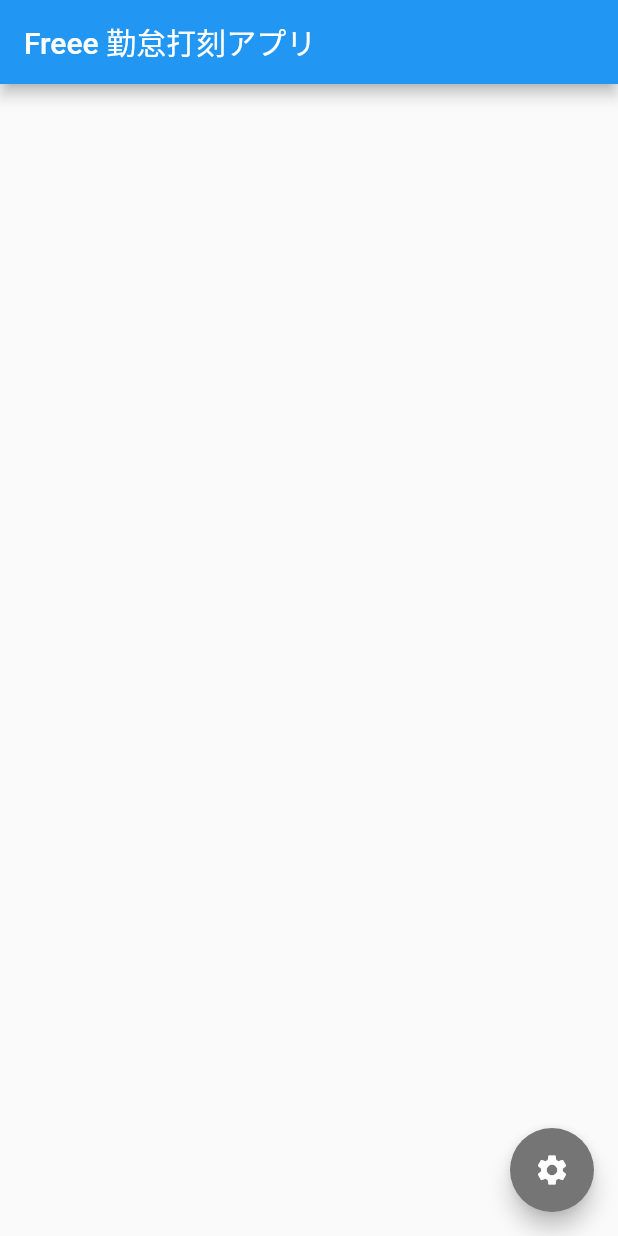
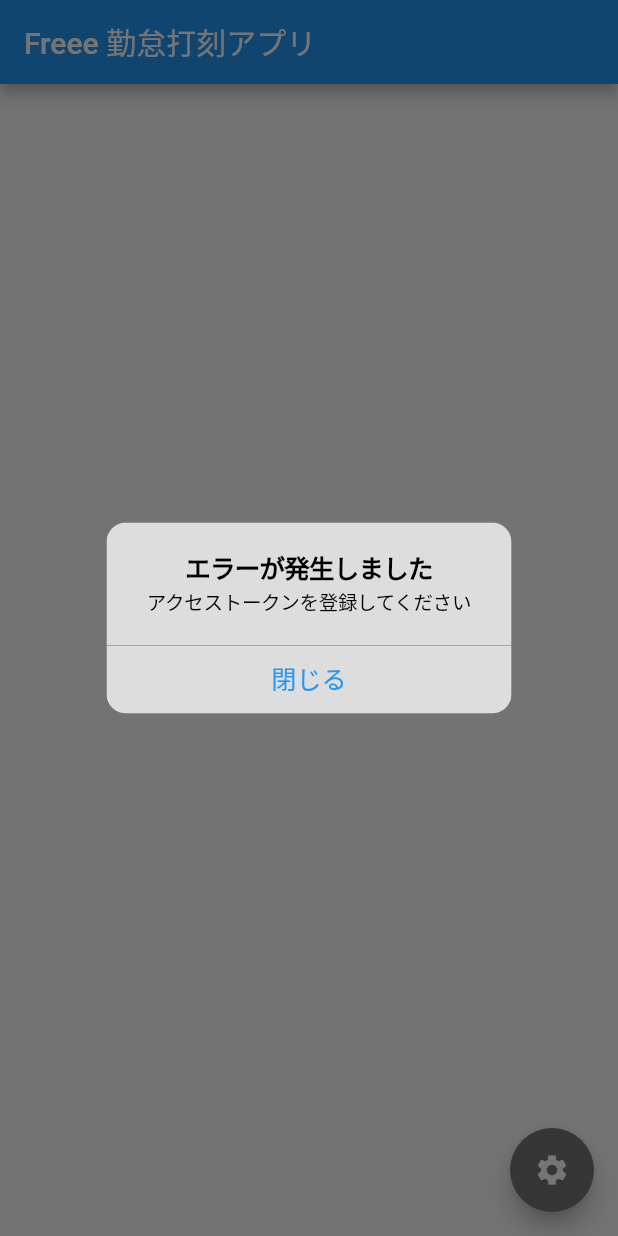
Before and after one commit to ryo-is/freee-timestamp-app, a Flutter app: the screen it shows after launch, on a phone screen of 412 x 824 dp. Run offline on Flutter 3.47's test engine with Material 2 defaults, Android fonts, the phone set to English and light mode, and no system bars; drawn by our look-alikes of flutter_speed_dial; our stand-ins replace flutter_dotenv, shared_preferences; missing offline and left inert: desktop_window.

Commit message:
feat: add error message when no access token

```diff
--- a/lib/main.dart
+++ b/lib/main.dart
@@ -102,6 +102,7 @@
 
     if (_accessToken == '') {
       finishLoading(ResponseStatus.error);
+      showErrorDialog('アクセストークンを登録してください');
       return;
     }
 
@@ -145,6 +146,7 @@
 
     if (_accessToken == '') {
       finishLoading(ResponseStatus.error);
+      showErrorDialog('アクセストークンを登録してください');
       return;
     }
 
@@ -185,6 +187,7 @@
 
   Future<bool> refreshAccessToken() async {
     if (_accessToken == '') {
+      showErrorDialog('アクセストークンを登録してください');
       return false;
     }
 
```
